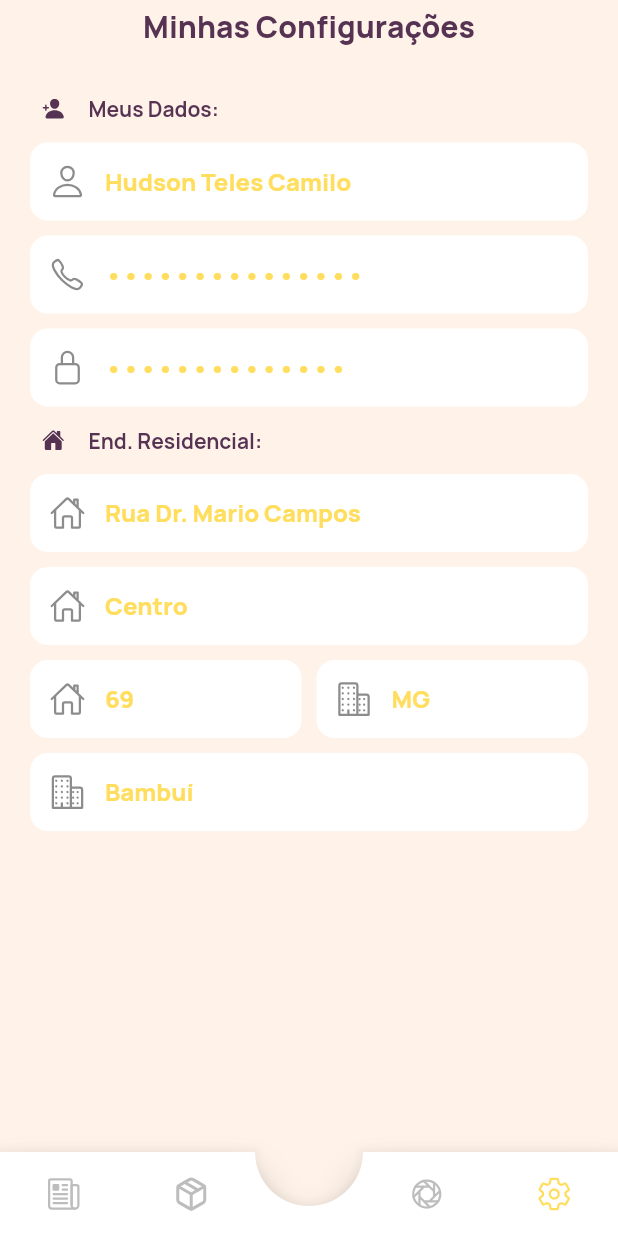
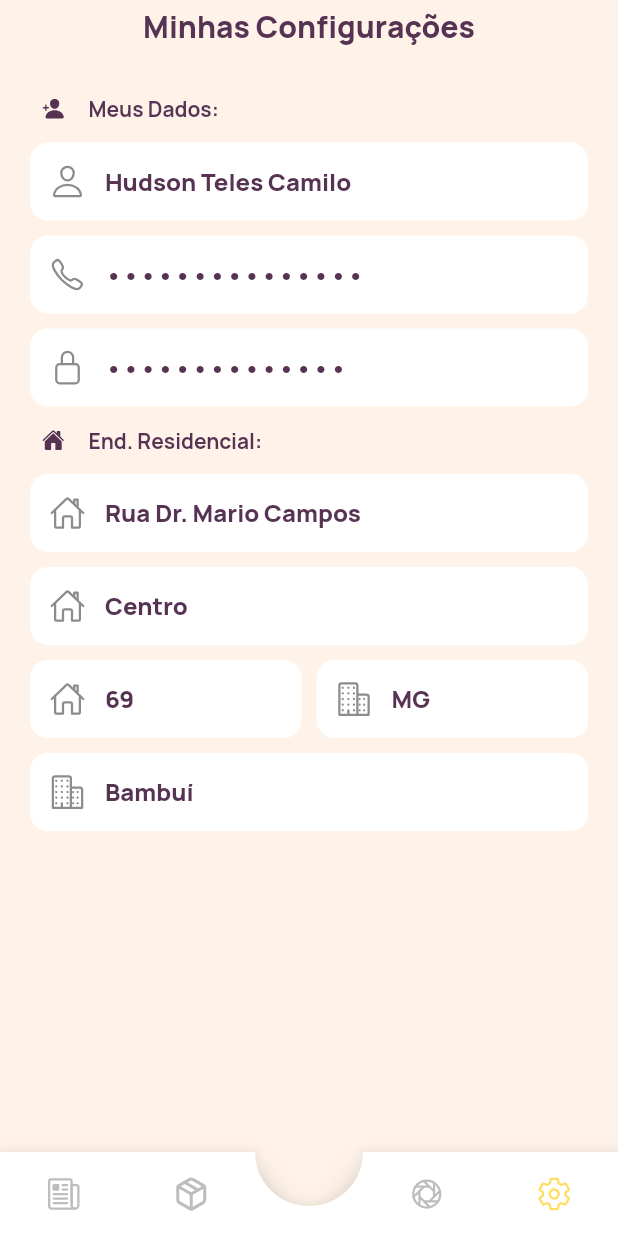
Before and after one commit to joaovvrodrigues/beecontrol, a Flutter app: the screen it shows after launch, item 4 of the bottom bar chosen, on a phone screen of 412 x 824 dp. Run offline on Flutter 3.47's test engine with Material 2 defaults, Android fonts, the phone set to English and light mode, and no system bars; drawn by our look-alikes of animated_bottom_navigation_bar; our stand-ins replace brasil_fields, flutter_feather_icons, flutter_spinkit, flutter_staggered_animations, hive, hive_flutter and 4 more; missing offline and left inert: webfeed; accounts and stored records are empty; network calls fail.

Commit message:
fix text color

```diff
--- a/lib/shared/custom_dropdown_field.dart
+++ b/lib/shared/custom_dropdown_field.dart
@@ -50,7 +50,7 @@ class CustomDropDownField<T> extends StatelessWidget {
           TextStyle(
               fontSize: 16,
               fontWeight: FontWeight.w700,
-              color: AppTheme.dandelion),
+              color: AppTheme.eclipse),
       decoration: InputDecoration(
         // Configurações do Prefix
         // prefixIcon: Padding(
--- a/lib/shared/custom_text_field.dart
+++ b/lib/shared/custom_text_field.dart
@@ -50,7 +50,7 @@ class CustomFormField extends StatelessWidget {
       inputFormatters: inputFormatters,
       obscureText: obscureText,
       style: TextStyle(
-          fontSize: 16, fontWeight: FontWeight.w900, color: AppTheme.dandelion),
+          fontSize: 16, fontWeight: FontWeight.w900, color: AppTheme.eclipse),
       decoration: InputDecoration(
         // Configurações do Prefix
         prefixIcon: icon != null
```
Also changed, not shown: lib/pages/apiaries/widgets/search_widget.dart (+1 -7 lines).
